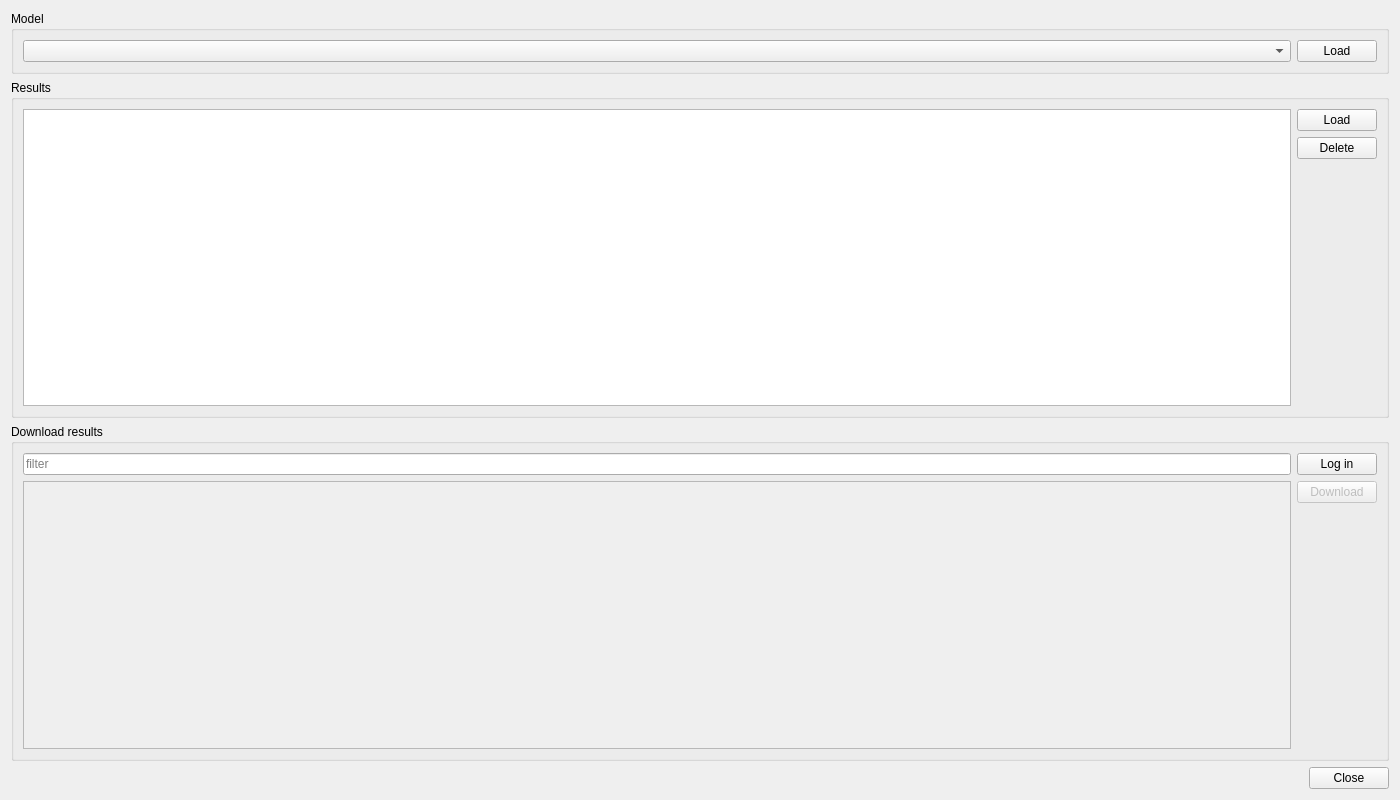
First picture: the form in ui/threedi_result_selection_dialog.ui, repository nens/threedi-results-analysis, before the edit.
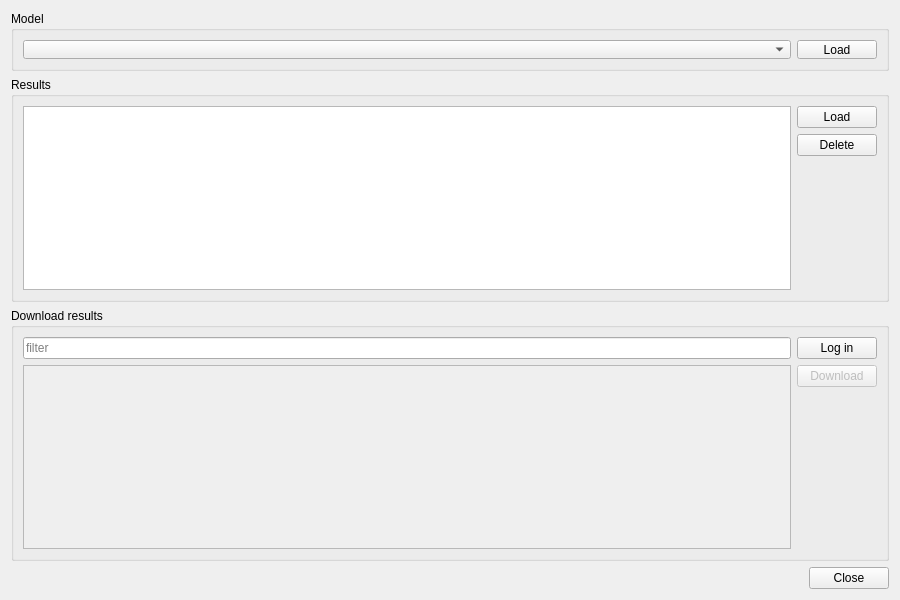
Second picture: the form after the edit. Custom widgets are drawn as their Qt base class.

Commit message: change size of widgets, column width graph

What changed in the file:
```diff
--- a/ui/threedi_result_selection_dialog.ui
+++ b/ui/threedi_result_selection_dialog.ui
@@ -6,8 +6,8 @@
    <rect>
     <x>0</x>
     <y>0</y>
-    <width>1400</width>
-    <height>800</height>
+    <width>900</width>
+    <height>600</height>
    </rect>
   </property>
   <property name="windowTitle">
```
The commit also changes 3 other files.
